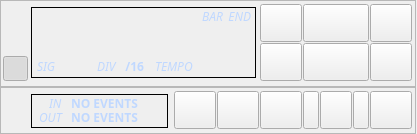
This is src/gui/dialogs/RosegardenTransport.ui in nengxu/rosegarden as Qt 5 draws it before an edit. The edited form follows.
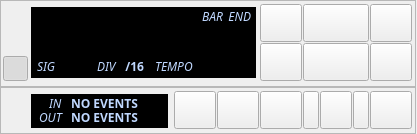
This is the edited form. Icons and pictures are not drawn. Custom widgets are drawn as their Qt base class.

Commit message: * update transport UI file (icons, colours)

Diff of the .ui file:
```diff
--- a/src/gui/dialogs/RosegardenTransport.ui
+++ b/src/gui/dialogs/RosegardenTransport.ui
@@ -587,6 +587,9 @@
     <property name="whatsThis" >
      <string>Shows MIDI activity in and out of Rosegarden</string>
     </property>
+    <property name="autoFillBackground" >
+     <bool>true</bool>
+    </property>
     <property name="frameShape" >
      <enum>QFrame::StyledPanel</enum>
     </property>
@@ -2611,63 +2614,63 @@
        <colorrole role="WindowText" >
         <brush brushstyle="SolidPattern" >
          <color alpha="255" >
-          <red>0</red>
-          <green>0</green>
-          <blue>0</blue>
+          <red>255</red>
+          <green>255</green>
+          <blue>255</blue>
          </color>
         </brush>
        </colorrole>
        <colorrole role="Button" >
         <brush brushstyle="SolidPattern" >
          <color alpha="255" >
-          <red>192</red>
-          <green>192</green>
-          <blue>192</blue>
+          <red>0</red>
+          <green>0</green>
+          <blue>0</blue>
          </color>
         </brush>
        </colorrole>
        <colorrole role="Light" >
         <brush brushstyle="SolidPattern" >
          <color alpha="255" >
-          <red>255</red>
-          <green>255</green>
-          <blue>255</blue>
+          <red>0</red>
+          <green>0</green>
+          <blue>0</blue>
          </color>
         </brush>
        </colorrole>
        <colorrole role="Midlight" >
         <brush brushstyle="SolidPattern" >
          <color alpha="255" >
-          <red>223</red>
-          <green>223</green>
-          <blue>223</blue>
+          <red>0</red>
+          <green>0</green>
+          <blue>0</blue>
          </color>
         </brush>
        </colorrole>
        <colorrole role="Dark" >
         <brush brushstyle="SolidPattern" >
          <color alpha="255" >
-          <red>96</red>
-          <green>96</green>
-          <blue>96</blue>
+          <red>0</red>
+          <green>0</green>
+          <blue>0</blue>
          </color>
         </brush>
        </colorrole>
        <colorrole role="Mid" >
         <brush brushstyle="SolidPattern" >
          <color alpha="255" >
-          <red>128</red>
-          <green>128</green>
-          <blue>128</blue>
+          <red>0</red>
+          <green>0</green>
+          <blue>0</blue>
          </color>
         </brush>
        </colorrole>
        <colorrole role="Text" >
         <brush brushstyle="SolidPattern" >
          <color alpha="255" >
-          <red>0</red>
-          <green>0</green>
-          <blue>0</blue>
+          <red>255</red>
+          <green>255</green>
+          <blue>255</blue>
          </color>
         </brush>
        </colorrole>
@@ -2683,18 +2686,18 @@
        <colorrole role="ButtonText" >
         <brush brushstyle="SolidPattern" >
          <color alpha="255" >
-          <red>0</red>
-          <green>0</green>
-          <blue>0</blue>
+          <red>255</red>
+          <green>255</green>
+          <blue>255</blue>
          </color>
         </brush>
        </colorrole>
        <colorrole role="Base" >
         <brush brushstyle="SolidPattern" >
          <color alpha="255" >
-          <red>255</red>
-          <green>255</green>
-          <blue>255</blue>
+          <red>0</red>
+          <green>0</green>
+          <blue>0</blue>
          </color>
         </brush>
        </colorrole>
@@ -2716,7 +2719,7 @@
          </color>
         </brush>
        </colorrole>
-       <colorrole role="Highlight" >
+       <colorrole role="AlternateBase" >
         <brush brushstyle="SolidPattern" >
          <color alpha="255" >
           <red>0</red>
@@ -2725,25 +2728,16 @@
          </color>
         </brush>
        </colorrole>
-       <colorrole role="HighlightedText" >
+       <colorrole role="ToolTipBase" >
         <brush brushstyle="SolidPattern" >
          <color alpha="255" >
           <red>255</red>
           <green>255</green>
-          <blue>255</blue>
+          <blue>220</blue>
          </color>
         </brush>
        </colorrole>
-       <colorrole role="Link" >
-        <brush brushstyle="SolidPattern" >
-         <color alpha="255" >
-          <red>0</red>
-          <green>0</green>
-          <blue>0</blue>
-         </color>
-        </brush>
-       </colorrole>
-       <colorrole role="LinkVisited" >
+       <colorrole role="ToolTipText" >
         <brush brushstyle="SolidPattern" >
          <color alpha="255" >
           <red>0</red>
@@ -2757,63 +2751,63 @@
        <colorrole role="WindowText" >
         <brush brushstyle="SolidPattern" >
          <color alpha="255" >
-          <red>0</red>
-          <green>0</green>
-          <blue>0</blue>
+          <red>255</red>
+          <green>255</green>
+          <blue>255</blue>
          </color>
         </brush>
        </colorrole>
        <colorrole role="Button" >
         <brush brushstyle="SolidPattern" >
          <color alpha="255" >
-          <red>192</red>
-          <green>192</green>
-          <blue>192</blue>
+          <red>0</red>
+          <green>0</green>
+          <blue>0</blue>
          </color>
         </brush>
        </colorrole>
        <colorrole role="Light" >
         <brush brushstyle="SolidPattern" >
          <color alpha="255" >
-          <red>255</red>
-          <green>255</green>
-          <blue>255</blue>
+          <red>0</red>
+          <green>0</green>
+          <blue>0</blue>
          </color>
         </brush>
        </colorrole>
        <colorrole role="Midlight" >
         <brush brushstyle="SolidPattern" >
          <color alpha="255" >
-          <red>220</red>
-          <green>220</green>
-          <blue>220</blue>
+          <red>0</red>
+          <green>0</green>
+          <blue>0</blue>
          </color>
         </brush>
        </colorrole>
        <colorrole role="Dark" >
         <brush brushstyle="SolidPattern" >
          <color alpha="255" >
-          <red>96</red>
-          <green>96</green>
-          <blue>96</blue>
+          <red>0</red>
+          <green>0</green>
+          <blue>0</blue>
          </color>
         </brush>
        </colorrole>
        <colorrole role="Mid" >
         <brush brushstyle="SolidPattern" >
          <color alpha="255" >
-          <red>128</red>
-          <green>128</green>
-          <blue>128</blue>
+          <red>0</red>
+          <green>0</green>
+          <blue>0</blue>
          </color>
         </brush>
        </colorrole>
        <colorrole role="Text" >
         <brush brushstyle="SolidPattern" >
          <color alpha="255" >
-          <red>0</red>
-          <green>0</green>
-          <blue>0</blue>
+          <red>255</red>
+          <green>255</green>
+          <blue>255</blue>
          </color>
         </brush>
        </colorrole>
@@ -2829,18 +2823,18 @@
        <colorrole role="ButtonText" >
         <brush brushstyle="SolidPattern" >
          <color alpha="255" >
-          <red>0</red>
-          <green>0</green>
-          <blue>0</blue>
+          <red>255</red>
+          <green>255</green>
+          <blue>255</blue>
          </color>
         </brush>
        </colorrole>
        <colorrole role="Base" >
         <brush brushstyle="SolidPattern" >
          <color alpha="255" >
-          <red>255</red>
-          <green>255</green>
-          <blue>255</blue>
+          <red>0</red>
+          <green>0</green>
+          <blue>0</blue>
          </color>
         </brush>
        </colorrole>
@@ -2862,7 +2856,7 @@
          </color>
         </brush>
        </colorrole>
-       <colorrole role="Highlight" >
+       <colorrole role="AlternateBase" >
         <brush brushstyle="SolidPattern" >
          <color alpha="255" >
           <red>0</red>
@@ -2871,25 +2865,16 @@
          </color>
         </brush>
        </colorrole>
-       <colorrole role="HighlightedText" >
+       <colorrole role="ToolTipBase" >
         <brush brushstyle="SolidPattern" >
          <color alpha="255" >
           <red>255</red>
           <green>255</green>
-          <blue>255</blue>
+          <blue>220</blue>
          </color>
         </brush>
        </colorrole>
-       <colorrole role="Link" >
-        <brush brushstyle="SolidPattern" >
-         <color alpha="255" >
-          <red>0</red>
-          <green>0</green>
-          <blue>0</blue>
-         </color>
-        </brush>
-       </colorrole>
-       <colorrole role="LinkVisited" >
+       <colorrole role="ToolTipText" >
         <brush brushstyle="SolidPattern" >
          <color alpha="255" >
           <red>0</red>
@@ -2903,54 +2888,54 @@
        <colorrole role="WindowText" >
         <brush brushstyle="SolidPattern" >
          <color alpha="255" >
-          <red>128</red>
-          <green>128</green>
-          <blue>128</blue>
+          <red>0</red>
+          <green>0</green>
+          <blue>0</blue>
          </color>
         </brush>
        </colorrole>
        <colorrole role="Button" >
         <brush brushstyle="SolidPattern" >
          <color alpha="255" >
-          <red>192</red>
-          <green>192</green>
-          <blue>192</blue>
+          <red>0</red>
+          <green>0</green>
+          <blue>0</blue>
          </color>
         </brush>
        </colorrole>
        <colorrole role="Light" >
         <brush brushstyle="SolidPattern" >
          <color alpha="255" >
-          <red>255</red>
-          <green>255</green>
-          <blue>255</blue>
+          <red>0</red>
+          <green>0</green>
+          <blue>0</blue>
          </color>
         </brush>
        </colorrole>
        <colorrole role="Midlight" >
         <brush brushstyle="SolidPattern" >
          <color alpha="255" >
-          <red>220</red>
-          <green>220</green>
-          <blue>220</blue>
+          <red>0</red>
+          <green>0</green>
+          <blue>0</blue>
          </color>
         </brush>
        </colorrole>
        <colorrole role="Dark" >
         <brush brushstyle="SolidPattern" >
          <color alpha="255" >
-          <red>96</red>
-          <green>96</green>
-          <blue>96</blue>
+          <red>0</red>
+          <green>0</green>
+          <blue>0</blue>
          </color>
         </brush>
        </colorrole>
        <colorrole role="Mid" >
         <brush brushstyle="SolidPattern" >
          <color alpha="255" >
-          <red>128</red>
-          <green>128</green>
-          <blue>128</blue>
+          <red>0</red>
+          <green>0</green>
+          <blue>0</blue>
          </color>
         </brush>
        </colorrole>
@@ -2975,18 +2960,18 @@
        <colorrole role="ButtonText" >
         <brush brushstyle="SolidPattern" >
          <color alpha="255" >
-          <red>128</red>
-          <green>128</green>
-          <blue>128</blue>
+          <red>0</red>
+          <green>0</green>
+          <blue>0</blue>
          </color>
         </brush>
        </colorrole>
        <colorrole role="Base" >
         <brush brushstyle="SolidPattern" >
          <color alpha="255" >
-          <red>255</red>
-          <green>255</green>
-          <blue>255</blue>
+          <red>0</red>
+          <green>0</green>
+          <blue>0</blue>
          </color>
         </brush>
        </colorrole>
@@ -3008,7 +2993,7 @@
          </color>
         </brush>
        </colorrole>
-       <colorrole role="Highlight" >
+       <colorrole role="AlternateBase" >
         <brush brushstyle="SolidPattern" >
          <color alpha="255" >
           <red>0</red>
@@ -3017,25 +3002,16 @@
          </color>
         </brush>
        </colorrole>
-       <colorrole role="HighlightedText" >
+       <colorrole role="ToolTipBase" >
         <brush brushstyle="SolidPattern" >
          <color alpha="255" >
           <red>255</red>
           <green>255</green>
-          <blue>255</blue>
+          <blue>220</blue>
          </color>
         </brush>
        </colorrole>
-       <colorrole role="Link" >
-        <brush brushstyle="SolidPattern" >
-         <color alpha="255" >
-          <red>0</red>
-          <green>0</green>
-          <blue>0</blue>
-         </color>
-        </brush>
-       </colorrole>
-       <colorrole role="LinkVisited" >
+       <colorrole role="ToolTipText" >
         <brush brushstyle="SolidPattern" >
          <color alpha="255" >
           <red>0</red>
@@ -3047,6 +3023,9 @@
       </disabled>
      </palette>
     </property>
+    <property name="autoFillBackground" >
+     <bool>true</bool>
+    </property>
     <property name="frameShape" >
      <enum>QFrame::StyledPanel</enum>
     </property>
```
Left out of the diff: 97 changed lines with no effect on the pictures.
